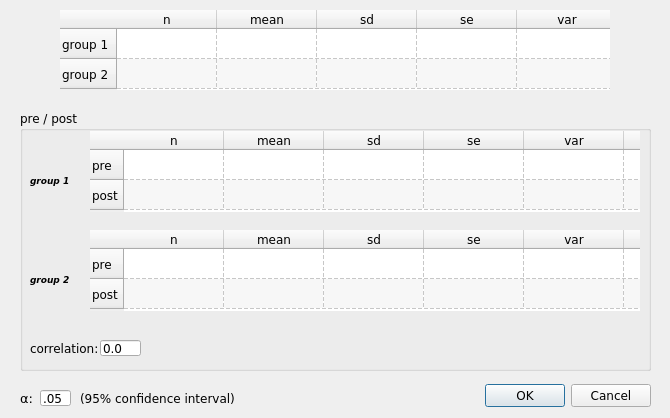
First picture: the form in continuous_data_form.ui, repository bwallace/OpenMeta-analyst-, before the edit.
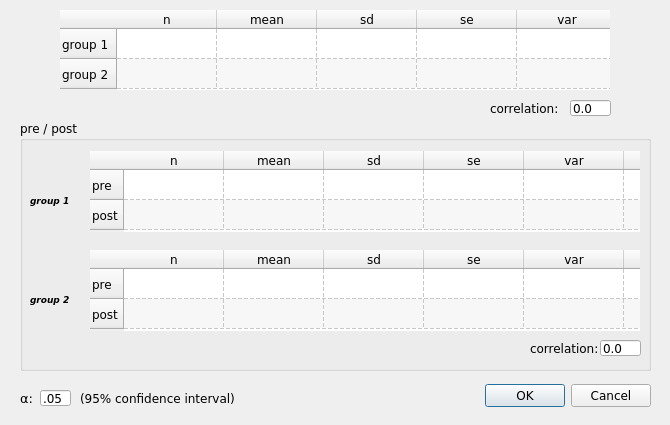
Second picture: the form after the edit. Icons and pictures are not drawn.

What changed in the file:
```diff
--- a/continuous_data_form.ui
+++ b/continuous_data_form.ui
@@ -7,7 +7,7 @@
     <x>0</x>
     <y>0</y>
     <width>670</width>
-    <height>418</height>
+    <height>425</height>
    </rect>
   </property>
   <property name="minimumSize">
@@ -54,9 +54,9 @@
    <property name="geometry">
     <rect>
      <x>20</x>
-     <y>110</y>
+     <y>120</y>
      <width>631</width>
-     <height>261</height>
+     <height>251</height>
     </rect>
    </property>
    <property name="title">
@@ -66,7 +66,7 @@
     <property name="geometry">
      <rect>
       <x>10</x>
-      <y>60</y>
+      <y>70</y>
       <width>71</width>
       <height>21</height>
      </rect>
@@ -90,7 +90,7 @@
     <property name="geometry">
      <rect>
       <x>10</x>
-      <y>160</y>
+      <y>170</y>
       <width>51</width>
       <height>21</height>
      </rect>
@@ -115,7 +115,7 @@
     <property name="geometry">
      <rect>
       <x>70</x>
-      <y>21</y>
+      <y>31</y>
       <width>550</width>
       <height>81</height>
      </rect>
@@ -219,7 +219,7 @@
     <property name="geometry">
      <rect>
       <x>70</x>
-      <y>120</y>
+      <y>130</y>
       <width>550</width>
       <height>81</height>
      </rect>
@@ -314,8 +314,8 @@
    <widget class="QLabel" name="label">
     <property name="geometry">
      <rect>
-      <x>10</x>
-      <y>230</y>
+      <x>510</x>
+      <y>220</y>
       <width>71</width>
       <height>16</height>
      </rect>
@@ -327,8 +327,8 @@
    <widget class="QLineEdit" name="correlation_edit">
     <property name="geometry">
      <rect>
-      <x>80</x>
-      <y>230</y>
+      <x>580</x>
+      <y>220</y>
       <width>41</width>
       <height>16</height>
      </rect>
@@ -493,6 +493,32 @@
     <string>(95% confidence interval)</string>
    </property>
   </widget>
+  <widget class="QLabel" name="label_3">
+   <property name="geometry">
+    <rect>
+     <x>490</x>
+     <y>100</y>
+     <width>71</width>
+     <height>16</height>
+    </rect>
+   </property>
+   <property name="text">
+    <string>correlation:</string>
+   </property>
+  </widget>
+  <widget class="QLineEdit" name="correlation_simple">
+   <property name="geometry">
+    <rect>
+     <x>570</x>
+     <y>100</y>
+     <width>41</width>
+     <height>16</height>
+    </rect>
+   </property>
+   <property name="text">
+    <string>0.0</string>
+   </property>
+  </widget>
  </widget>
  <resources>
   <include location="images/icons.qrc"/>
```
Left out of the diff: 2 changed lines with no effect on the pictures.
